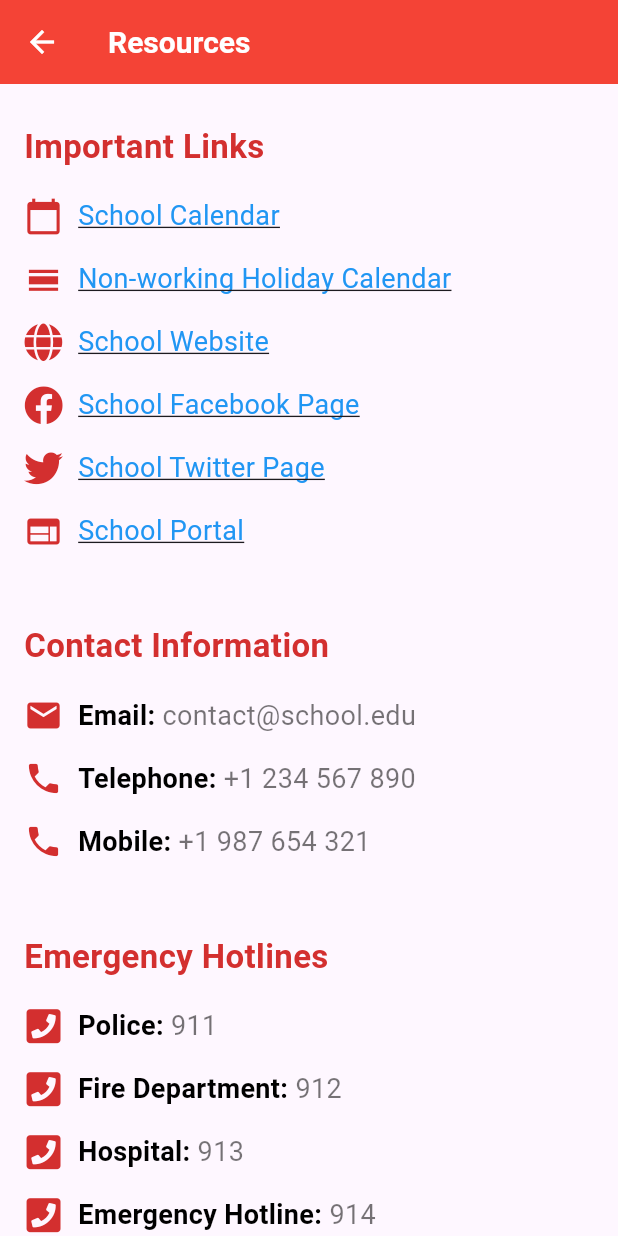
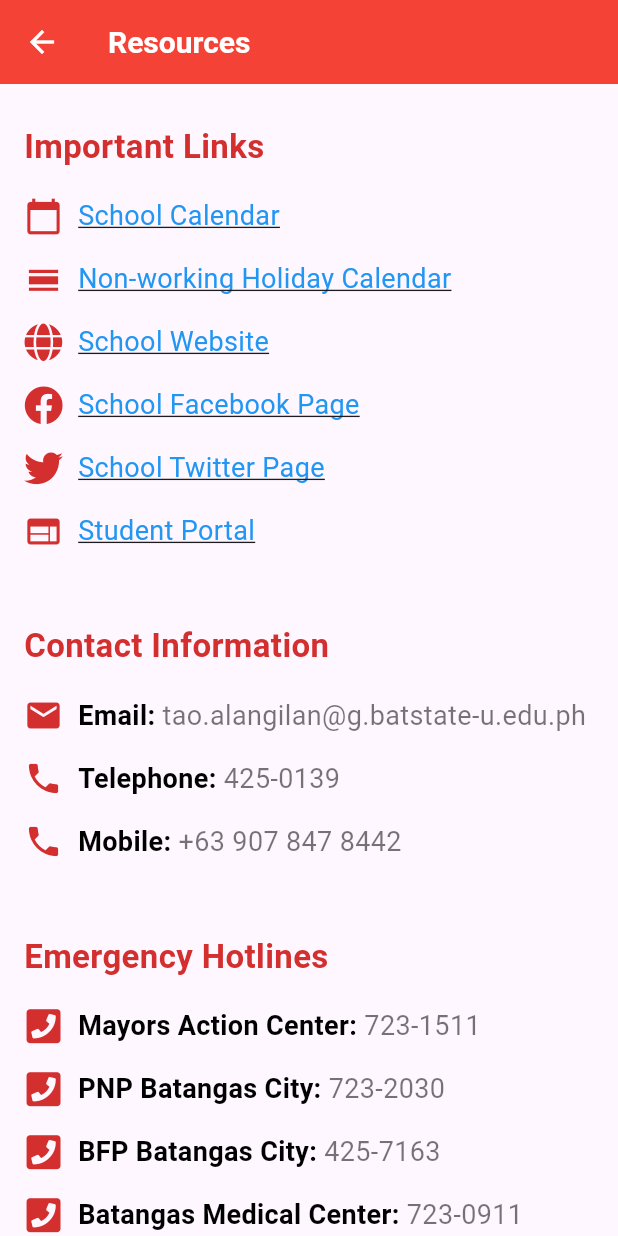
Before and after one commit to AaronCrisologo/Class-Compass-Your-University-Companion-App-, a Flutter app: the ResourceScreen screen opened directly, on a phone screen of 412 x 824 dp. Run offline on Flutter 3.47's test engine with Material 3 defaults, Android fonts, the light colour scheme and no system bars; our stand-ins replace flutter_colorpicker, font_awesome_flutter; network calls fail.

Commit message:
Finalizing Mock Data

```diff
--- a/lib/blockedaccounts_screen.dart
+++ b/lib/blockedaccounts_screen.dart
@@ -9,16 +9,16 @@ class _BlockedAccountsScreenState extends State<BlockedAccountsScreen> {
   final List<Map<String, dynamic>> blockedAccounts = [
     // Mock data for blocked accounts
     {
-      'name': 'CABEIHM Student Council',
-      'profilePic': 'https://via.placeholder.com/150',
+      'name': 'Batangas State University Library - Alangilan',
+      'profilePic': 'assets/bsulib.jpg',
     },
     {
-      'name': 'Supreme Student Council - BatStateU Alangilan Campus',
-      'profilePic': 'assets/BSUSSC.png',
+      'name': 'CABEIHM Student Council',
+      'profilePic': 'assets/cabeihm.jpg',
     },
     {
-      'name': 'Alice Johnson',
-      'profilePic': 'https://via.placeholder.com/150',
+      'name': 'Batangas PIO',
+      'profilePic': 'assets/batspio.jpg',
     },
   ];
 
--- a/lib/profile_screen.dart
+++ b/lib/profile_screen.dart
@@ -73,17 +73,17 @@ class ProfileScreen extends StatelessWidget {
               ListTile(
                 leading: Icon(Icons.email),
                 title: Text('Email'),
-                subtitle: Text('21-08166@g.batstate-u.edu.ph'),
+                subtitle: Text('21-09226@g.batstate-u.edu.ph'),
               ),
               ListTile(
                 leading: Icon(Icons.phone),
                 title: Text('Phone'),
-                subtitle: Text('+123 456 7890'),
+                subtitle: Text('+63 912 345 6789'),
               ),
               ListTile(
                 leading: Icon(Icons.location_city),
                 title: Text('Address'),
-                subtitle: Text('Banaybanay, Lipa City, Batangas'),
+                subtitle: Text('Golden Country Hoems, Alangilan, Batangas City'),
               ),
               SizedBox(height: 20),
               ElevatedButton(
--- a/lib/resources.dart
+++ b/lib/resources.dart
@@ -24,40 +24,45 @@ class ResourceScreen extends StatelessWidget {
           children: <Widget>[
             buildSectionTitle('Important Links'),
             buildHyperlink(Icons.calendar_today, 'School Calendar',
-                'https://schoolcalendar.example.com'),
+                'https://batstateu.edu.ph/academic-calendar/2023-2024/'),
             buildHyperlink(
                 Icons.calendar_view_day,
                 'Non-working Holiday Calendar',
-                'https://holidaycalendar.example.com'),
+                'https://www.timeanddate.com/holidays/philippines/2024'),
             buildHyperlink(FontAwesomeIcons.globe, 'School Website',
-                'https://schoolwebsite.example.com'),
+                'https://batstateu.edu.ph/'),
             buildHyperlink(FontAwesomeIcons.facebook, 'School Facebook Page',
-                'https://facebook.com/schoolpage'),
+                'https://www.facebook.com/BatStateUTheNEU'),
             buildHyperlink(FontAwesomeIcons.twitter, 'School Twitter Page',
-                'https://twitter.com/schoolpage'),
+                'https://twitter.com/BatStateUTheNEU'),
             buildHyperlink(
-                Icons.web, 'School Portal', 'https://schoolportal.example.com'),
+                Icons.web, 'Student Portal', 'https://dione.batstate-u.edu.ph/student/#/'),
             SizedBox(height: 30),
             buildSectionTitle('Contact Information'),
-            buildContactInfo(Icons.email, 'Email', 'contact@school.edu'),
-            buildContactInfo(Icons.phone, 'Telephone', '+1 234 567 890'),
-            buildContactInfo(Icons.phone, 'Mobile', '+1 987 654 321'),
+            buildContactInfo(Icons.email, 'Email', 'tao.alangilan@g.batstate-u.edu.ph'),
+            buildContactInfo(Icons.phone, 'Telephone', '425-0139'),
+            buildContactInfo(Icons.phone, 'Mobile', '+63 907 847 8442'),
             SizedBox(height: 30),
             buildSectionTitle('Emergency Hotlines'),
-            buildContactInfo(FontAwesomeIcons.phoneSquare, 'Police', '911'),
+            buildContactInfo(FontAwesomeIcons.phoneSquare, 'Mayors Action Center', '723-1511'),
+            buildContactInfo(FontAwesomeIcons.phoneSquare, 'PNP Batangas City', '723-2030'),
             buildContactInfo(
-                FontAwesomeIcons.phoneSquare, 'Fire Department', '912'),
-            buildContactInfo(FontAwesomeIcons.phoneSquare, 'Hospital', '913'),
+                FontAwesomeIcons.phoneSquare, 'BFP Batangas City', '425-7163'),
+            buildContactInfo(FontAwesomeIcons.phoneSquare, 'Batangas Medical Center', '723-0911'),
+            buildContactInfo(FontAwesomeIcons.phoneSquare, 'MERALCO ', '16211'),
+            buildContactInfo(FontAwesomeIcons.phoneSquare, 'PrimeWater Batangas City', '980-6928'),
             buildContactInfo(
-                FontAwesomeIcons.phoneSquare, 'Emergency Hotline', '914'),
+                FontAwesomeIcons.phoneSquare, 'City Disaster Risk Reduction and Management Office', '702-3902'),
             SizedBox(height: 30),
             buildSectionTitle('Additional Resources'),
             buildHyperlink(FontAwesomeIcons.book, 'Library Catalog',
-                'https://librarycatalog.example.com'),
+                'https://library.batstate-u.edu.ph/#/main/home'),
             buildHyperlink(FontAwesomeIcons.laptop, 'Online Courses',
-                'https://onlinecourses.example.com'),
-            buildHyperlink(FontAwesomeIcons.infoCircle, 'Help Center',
-                'https://helpcenter.example.com'),
+                'https://batstateu.edu.ph/global/courses/'),
+            buildHyperlink(Icons.library_books, 'Curriculum (BSIT)',
+                'https://batstateu.edu.ph/wp-content/uploads/2024/06/NEU-BSIT-Curriculum-18-19.pdf#toolbar=0'),
+            buildHyperlink(FontAwesomeIcons.infoCircle, 'Help Desk',
+                'https://batstateu.edu.ph/contact-us/'),
           ],
         ),
       ),
```
